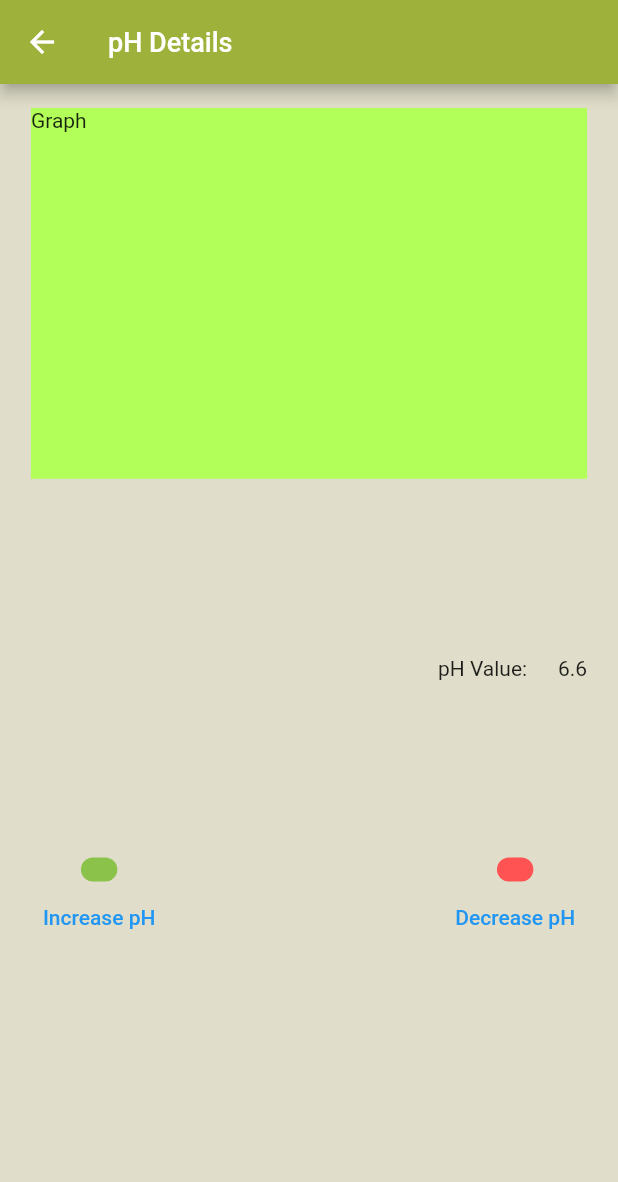
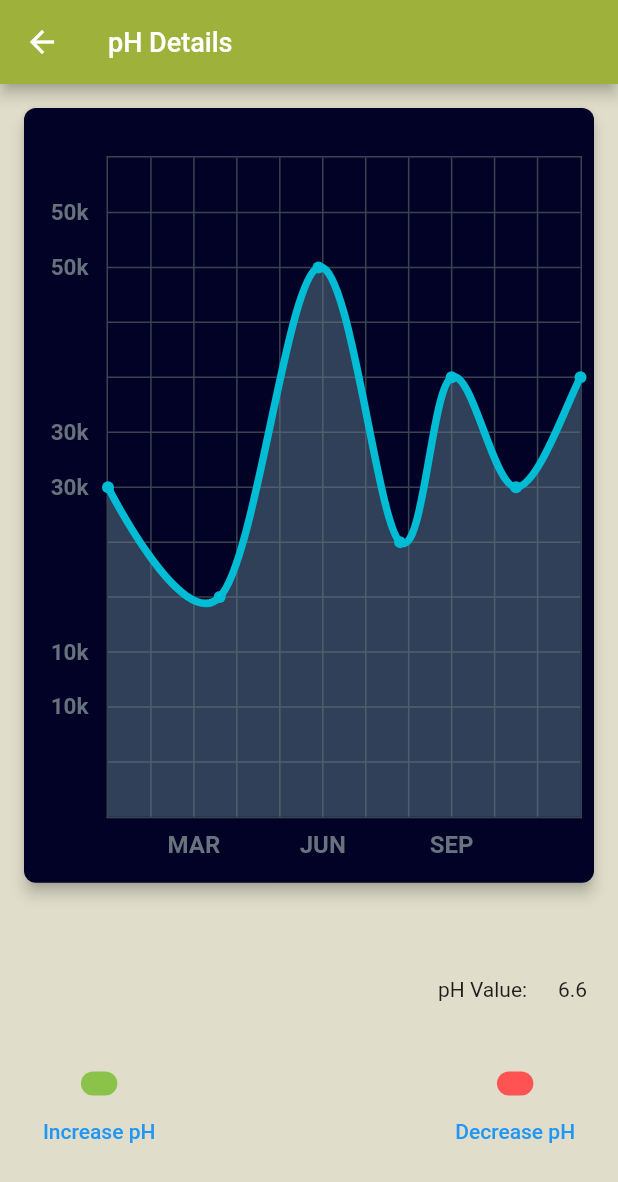
Before and after one commit to subayeel/hydroponic, a Flutter app: the PhDetails screen opened directly, on a phone screen of 412 x 824 dp. Shown: the top 1182 px of the screen. Run offline on Flutter 3.47's test engine with Material 2 defaults, Android fonts, the phone set to English and light mode, and no system bars; drawn by our look-alikes of fl_chart; our stand-ins replace cloud_firestore, firebase_core; accounts and stored records are empty.

Commit message:
Added graph

```diff
--- /dev/null
+++ b/lib/components/LineChartPage.dart
@@ -0,0 +1,20 @@
+import 'package:flutter/material.dart';
+
+import 'LineChartWidget.dart';
+
+class LineChartPage extends StatelessWidget {
+  const LineChartPage({Key? key}) : super(key: key);
+
+  @override
+  Widget build(BuildContext context) => Card(
+        elevation: 4,
+        shape: RoundedRectangleBorder(
+          borderRadius: BorderRadius.circular(8),
+        ),
+        color: const Color(0xff020227),
+        child: Padding(
+          padding: const EdgeInsets.only(left: 8, right: 8, top: 32),
+          child: LineChartWidget(),
+        ),
+      );
+}
--- /dev/null
+++ b/lib/components/LineChartWidget.dart
@@ -0,0 +1,61 @@
+import 'package:fl_chart/fl_chart.dart';
+import 'package:flutter/material.dart';
+import 'package:hydroponic_system/components/LineTitles.dart';
+
+class LineChartWidget extends StatelessWidget {
+  final List<Color> gradientColors = [
+    const Color(0xff23b6e6),
+    const Color(0xff02d39a),
+  ];
+
+  @override
+  Widget build(BuildContext context) => LineChart(
+        LineChartData(
+          minX: 0,
+          maxX: 11,
+          minY: 0,
+          maxY: 6,
+          titlesData: LineTitles.getTitleData(),
+          gridData: FlGridData(
+            show: true,
+            getDrawingHorizontalLine: (value) {
+              return FlLine(
+                color: const Color(0xff37434d),
+                strokeWidth: 1,
+              );
+            },
+            drawVerticalLine: true,
+            getDrawingVerticalLine: (value) {
+              return FlLine(
+                color: const Color(0xff37434d),
+                strokeWidth: 1,
+              );
+            },
+          ),
+          borderData: FlBorderData(
+            show: true,
+            border: Border.all(color: const Color(0xff37434d), width: 1),
+          ),
+          lineBarsData: [
+            LineChartBarData(
+              spots: [
+                FlSpot(0, 3),
+                FlSpot(2.6, 2),
+                FlSpot(4.9, 5),
+                FlSpot(6.8, 2.5),
+                FlSpot(8, 4),
+                FlSpot(9.5, 3),
+                FlSpot(11, 4),
+              ],
+              isCurved: true,
+
+              barWidth: 5,
+              // dotData: FlDotData(show: false),
+              belowBarData: BarAreaData(
+                show: true,
+              ),
+            ),
+          ],
+        ),
+      );
+}
--- /dev/null
+++ b/lib/components/LineTitles.dart
@@ -0,0 +1,50 @@
+import 'package:fl_chart/fl_chart.dart';
+import 'package:flutter/material.dart';
+
+class LineTitles {
+  static getTitleData() => FlTitlesData(
+        show: true,
+        bottomTitles: SideTitles(
+          showTitles: true,
+          reservedSize: 35,
+          getTextStyles: (value, resevedSize) => const TextStyle(
+            color: Color(0xff68737d),
+            fontWeight: FontWeight.bold,
+            fontSize: 16,
+          ),
+          getTitles: (value) {
+            switch (value.toInt()) {
+              case 2:
+                return 'MAR';
+              case 5:
+                return 'JUN';
+              case 8:
+                return 'SEP';
+            }
+            return '';
+          },
+          margin: 8,
+        ),
+        leftTitles: SideTitles(
+          showTitles: true,
+          getTextStyles: (value, reservedSize) => const TextStyle(
+            color: Color(0xff67727d),
+            fontWeight: FontWeight.bold,
+            fontSize: 15,
+          ),
+          getTitles: (value) {
+            switch (value.toInt()) {
+              case 1:
+                return '10k';
+              case 3:
+                return '30k';
+              case 5:
+                return '50k';
+            }
+            return '';
+          },
+          reservedSize: 35,
+          margin: 12,
+        ),
+      );
+}
--- a/lib/mainscreens/PhDetails.dart
+++ b/lib/mainscreens/PhDetails.dart
@@ -1,4 +1,6 @@
 import 'package:flutter/material.dart';
+
+import '../components/LineChartPage.dart';
 
 class PhDetails extends StatefulWidget {
   const PhDetails({Key? key}) : super(key: key);
@@ -21,18 +23,11 @@ class _PhDetailsState extends State<PhDetails> {
         backgroundColor: Color(0xffE0DECA),
         body: Column(
           children: [
-            Padding(
-              padding: const EdgeInsets.only(top: 16.0),
-              child: Center(
-                child: Expanded(
-                  flex: 2,
-                  child: Container(
-                    color: Colors.lightGreenAccent,
-                    height: size.height * 0.3,
-                    width: size.width * 0.9,
-                    child: const Text("Graph"),
-                  ),
-                ),
+            const Expanded(
+              flex: 5,
+              child: Padding(
+                padding: EdgeInsets.all(12.0),
+                child: LineChartPage(),
               ),
             ),
             Expanded(
--- a/pubspec.yaml
+++ b/pubspec.yaml
@@ -36,7 +36,7 @@ dependencies:
   cupertino_icons: ^1.0.2
   firebase_core: ^1.18.0
   cloud_firestore: ^3.1.18
-  fl_chart: ^0.55.0
+  fl_chart: ^0.45.0
 
 dev_dependencies:
   flutter_test:
```
Also changed, not shown: lib/components/LineGraph.dart (deleted, +0 -11 lines), lib/mainscreens/AtmosphericTemperatureDetails.dart (+6 -9 lines), lib/mainscreens/ElectricalConductivityDetails.dart (+7 -9 lines), lib/mainscreens/WaterLevelDetails.dart (+6 -9 lines), lib/mainscreens/WaterTempDetails.dart (+7 -11 lines), pubspec.lock.
